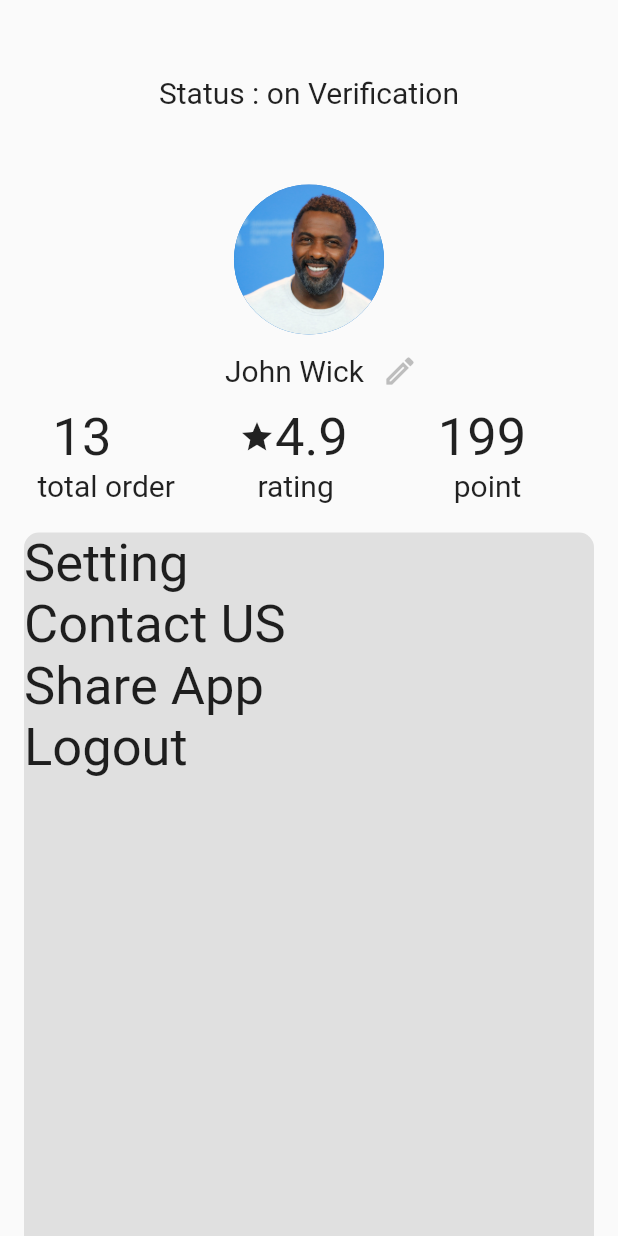
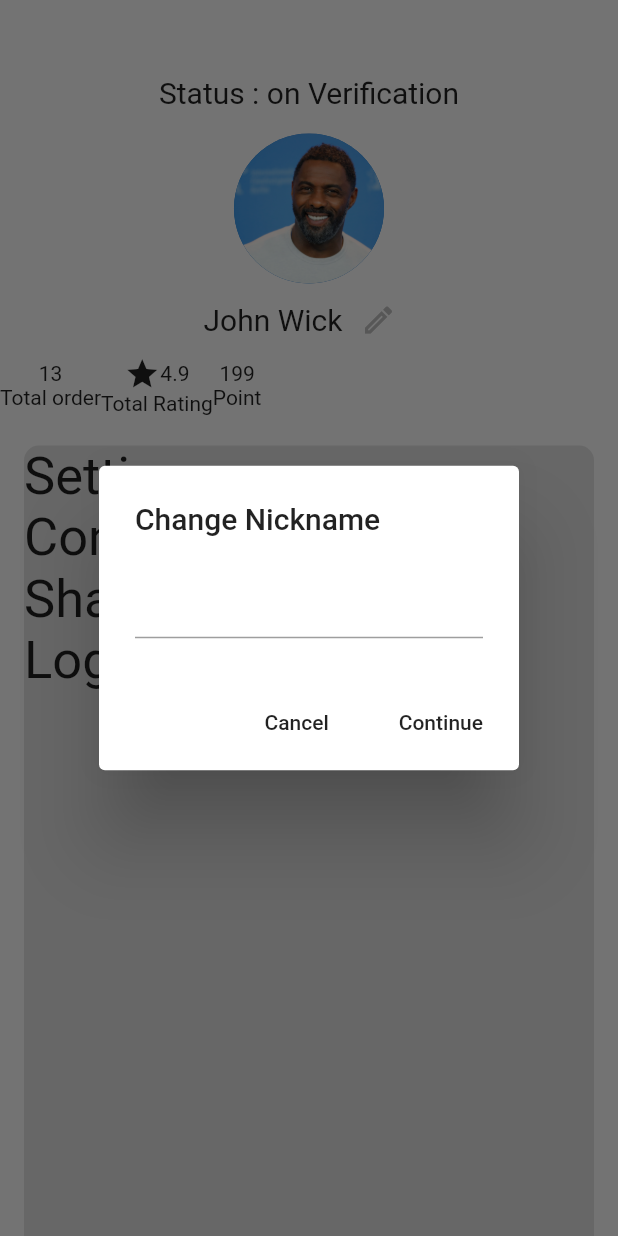
Before and after one commit to subkhanasroi/test1, a Flutter app: the ProfileScreen screen opened directly, after a tap on the "create" icon, on a phone screen of 412 x 824 dp. Run offline on Flutter 3.47's test engine with Material 2 defaults, Android fonts, the phone set to English and light mode, and no system bars.

Commit message:
commit 5

```diff
--- a/lib/HomePage/Pages/profile_screen.dart
+++ b/lib/HomePage/Pages/profile_screen.dart
@@ -6,71 +6,51 @@ class ProfileScreen extends StatefulWidget {
 }
 
 class _ProfileScreenState extends State<ProfileScreen> {
+  String nickname = 'John Wick';
+
   @override
   Widget build(BuildContext context) {
     return Scaffold(
       body: Container(
         child: Column(
+          crossAxisAlignment: CrossAxisAlignment.center,
           children: [
-            Center(
-              child: Container(
-                  padding: EdgeInsets.symmetric(
-                    vertical: 50,
-                  ),
-                  child: Text(
+            SizedBox(height: 50),
+            Text(
               'Status : on Verification',
               style: TextStyle(fontSize: 20),
-                  )),
             ),
+            SizedBox(height: 16),
             CircleAvatar(
               radius: 50,
               backgroundImage: AssetImage('assets/steve.png'),
             ),
-            Container(
-              padding: EdgeInsets.only(left: 150),
-              child: Row(
+            Row(
+              mainAxisAlignment: MainAxisAlignment.center,
               children: [
                 Text(
-                    'John Wick',
+                  '$nickname',
                   style: TextStyle(fontSize: 20),
                 ),
                 IconButton(
                     icon: Icon(Icons.create_outlined),
                     color: Colors.grey[400],
-                      onPressed: () {})
-                ],
-              ),
-            ),
-            Row(
-              children: [
-                Container(
-                    padding: EdgeInsets.symmetric(horizontal: 35),
-                    child: Text('13', style: TextStyle(fontSize: 35))),
-                Container(
-                  padding: EdgeInsets.symmetric(horizontal: 50),
-                  child: Row(
-                    children: [
-                      Icon(Icons.star),
-                      Text('4.9', style: TextStyle(fontSize: 35)),
-                    ],
-                  ),
-                ),
-                Container(
-                    padding: EdgeInsets.symmetric(horizontal: 10),
-                    child: Text('199', style: TextStyle(fontSize: 35)))
+                    onPressed: () async {
+                      String update = await showAlertDialog();
+                      print(update);
+                      if (update != null) {
+                        setState(() {
+                          nickname = update;
+                        });
+                      }
+                    })
               ],
             ),
             Row(
               children: [
-                Container(
-                    padding: EdgeInsets.symmetric(horizontal: 25),
-                    child: Text('total order', style: TextStyle(fontSize: 20))),
-                Container(
-                    padding: EdgeInsets.symmetric(horizontal: 30),
-                    child: Text('rating', style: TextStyle(fontSize: 20))),
-                Container(
-                    padding: EdgeInsets.symmetric(horizontal: 50),
-                    child: Text('point', style: TextStyle(fontSize: 20)))
+                detail(header: Text('13'), desc: 'Total order'),
+                detail(header: Row(children: [Icon(Icons.star),Text('4.9')],), desc: 'Total Rating'),
+                detail(header: Text('199'), desc: 'Point'),
               ],
             ),
             SizedBox(
@@ -112,4 +92,44 @@ class _ProfileScreenState extends State<ProfileScreen> {
       ),
     );
   }
+
+  Widget detail({@required Widget header, @required String desc}) {
+    return Column(
+      children: [header, Text('$desc')],
+    );
   }
+
+  Future showAlertDialog() {
+    TextEditingController edit = new TextEditingController();
+    // set up the buttons
+    Widget cancelButton = MaterialButton(
+        child: Text("Cancel"),
+        onPressed: () {
+          Navigator.of(context, rootNavigator: true).pop();
+        });
+    Widget continueButton = MaterialButton(
+      child: Text("Continue"),
+      onPressed: () {
+        Navigator.of(context, rootNavigator: true).pop(edit.text);
+      },
+    );
+    // set up the AlertDialog
+    AlertDialog alert = AlertDialog(
+      title: Text("Change Nickname"),
+      content: TextField(
+        controller: edit,
+      ),
+      actions: [
+        cancelButton,
+        continueButton,
+      ],
+    );
+    // show the dialog
+    return showDialog(
+      context: context,
+      builder: (BuildContext context) {
+        return alert;
+      },
+    );
+  }
+}
--- a/lib/Register/main_register.dart
+++ b/lib/Register/main_register.dart
@@ -1,14 +1,13 @@
 import 'package:flutter/material.dart';
 import 'package:test1/Register/personal_screen.dart';
 
-import 'package:test1/routes.dart';
+
 
 class MainRegister extends StatelessWidget {
   static String routeName = "/register";
   @override
   Widget build(BuildContext context) {
     return MaterialApp(
-      routes: routes,
       theme: ThemeData(primaryColor: Colors.grey[300]),
       debugShowCheckedModeBanner: false,
       title: 'Register',
--- a/lib/Register/personal_screen.dart
+++ b/lib/Register/personal_screen.dart
@@ -1,4 +1,5 @@
 import 'package:flutter/material.dart';
+
 import 'package:test1/Register/upload_data.dart';
 
 class RegisterPage extends StatefulWidget {
@@ -121,7 +122,10 @@ class NextButton extends StatelessWidget {
         shape: RoundedRectangleBorder(borderRadius: BorderRadius.circular(10)),
         color: Colors.blue,
         onPressed: () {
-          Navigator.pushNamed(context, PersonalDataPage.routeName);
+          Navigator.push(
+            context,
+            MaterialPageRoute(builder: (context) => PersonalDataPage()),
+          );
         },
         child: Text(
           "Next",
--- a/lib/Register/upload_data.dart
+++ b/lib/Register/upload_data.dart
@@ -96,7 +96,7 @@ class _PersonalDataScreenState extends State<PersonalDataScreen> {
                   borderRadius: BorderRadius.circular(10)),
               color: Colors.blue,
               onPressed: () {
-                Navigator.push(
+                Navigator.pushReplacement(
                   context,
                   MaterialPageRoute(builder: (context) => ButtonNavbar()),
                 );
--- a/lib/routes.dart
+++ b/lib/routes.dart
@@ -1,13 +1,11 @@
 import 'package:flutter/material.dart';
 import 'package:test1/Register/main_register.dart';
-import 'package:test1/Register/register_verification.dart';
 import 'package:test1/Register/upload_data.dart';
-import 'package:test1/Register/login.dart';
+import 'file:///C:/Users/lenovo/Documents/test1/lib/Login/login.dart';
 
 final Map<String, WidgetBuilder> routes = {
   MainRegister.routeName: (context) => MainRegister(),
   LoginScreen.routeName: (context) => LoginScreen(),
   PersonalDataPage.routeName: (context) => PersonalDataPage(),
-  Verification.routeName: (context) => Verification(),
   // HomepageScreen.routeName: (context) => HomepageScreen(),
 };
--- a/lib/splash_screen.dart
+++ b/lib/splash_screen.dart
@@ -1,7 +1,7 @@
 import 'dart:async';
 
 import 'package:flutter/material.dart';
-import 'package:test1/Register/login.dart';
+import 'file:///C:/Users/lenovo/Documents/test1/lib/Login/login.dart';
 
 class SplashScreen extends StatefulWidget {
   @override
```
Also changed, not shown: lib/HomePage/Pages/detail_task/history_order.dart (added, +15 -0 lines), lib/HomePage/Pages/detail_task/on_going_order.dart (added, +17 -0 lines), lib/HomePage/Pages/wallet_screen.dart (+5 -5 lines), lib/Login/login.dart (renamed from lib/Register/login.dart), 1 other file. Lines whose indentation alone changed are shown as unchanged.
